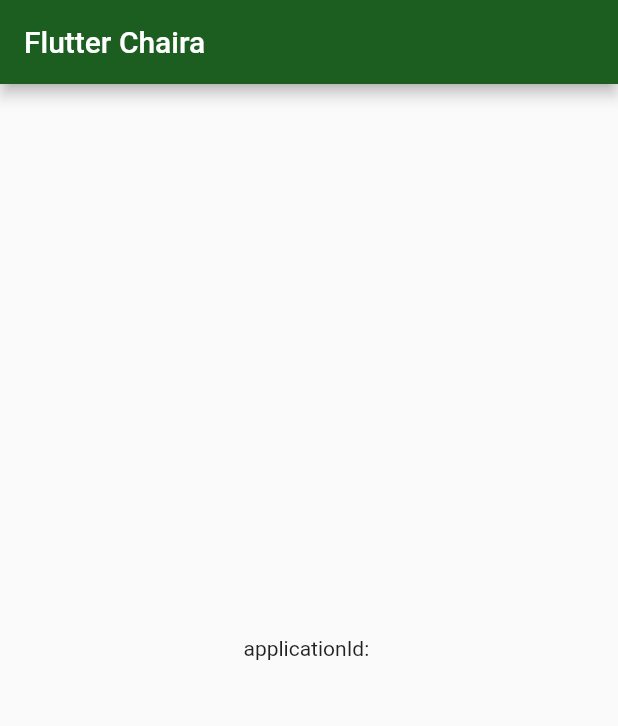
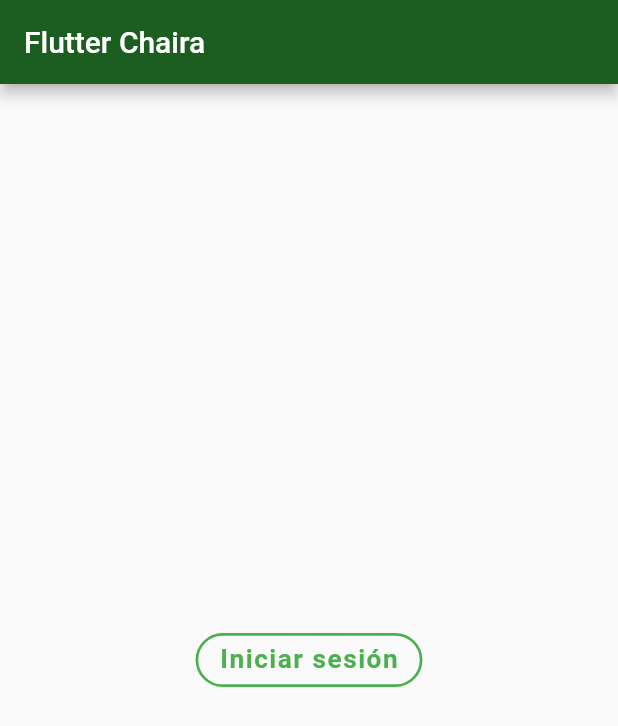
Before and after one commit to cdiaz/flutter_chaira, a Flutter app: the screen it shows after launch, on a phone screen of 412 x 824 dp. Shown: the top 726 px of the screen. Run offline on Flutter 3.47's test engine with Material 2 defaults, Android fonts, the phone set to English and light mode, and no system bars.

Commit message:
feat(auth) launch web login screen

```diff
--- a/example/lib/main.dart
+++ b/example/lib/main.dart
@@ -1,8 +1,12 @@
 import 'package:flutter/material.dart';
-import 'dart:async';
 
-import 'package:flutter/services.dart';
 import 'package:flutter_chaira/flutter_chaira.dart';
+
+final String clientId = '<your ClientId>';
+final String clientSecret = '<your ClientSecret>';
+
+final Chaira _chaira =
+    new Chaira(clientId: clientId, clientSecret: clientSecret);
 
 void main() => runApp(MyApp());
 
@@ -12,26 +16,15 @@ class MyApp extends StatefulWidget {
 }
 
 class _MyAppState extends State<MyApp> {
-  String _bundleIdentifier = '';
-
   @override
   void initState() {
     super.initState();
-    initPlatformState();
   }
 
-  Future<void> initPlatformState() async {
-    String bundleIdentifier;
-    try {
-      bundleIdentifier = await FlutterChaira.bundleIdentifier;
-    } on PlatformException {
-      bundleIdentifier = 'Failed to get applicationId.';
-    }
-    if (!mounted) return;
-
-    setState(() {
-      _bundleIdentifier = bundleIdentifier;
-    });
+  void login() async {
+    _chaira.authorize().then((code) {
+      print(code);
+    }).catchError((err) => print('Error: $err'));
   }
 
   @override
@@ -43,9 +36,28 @@ class _MyAppState extends State<MyApp> {
           backgroundColor: Colors.green[900],
         ),
         body: Center(
-          child: Text('applicationId: $_bundleIdentifier\n'),
+          child: displayLoginButton(),
         ),
       ),
     );
   }
+
+  displayLoginButton() {
+    return OutlineButton(
+        shape: StadiumBorder(),
+        highlightedBorderColor: Colors.green,
+        textColor: Colors.green,
+        child: Text(
+          'Iniciar sesión',
+          style: new TextStyle(
+            fontSize: 17.5,
+            color: Colors.green,
+            fontWeight: FontWeight.w700,
+            letterSpacing: 1,
+          ),
+        ),
+        borderSide: BorderSide(
+            color: Colors.green, style: BorderStyle.solid, width: 1.8),
+        onPressed: login);
+  }
 }
--- a/lib/flutter_chaira.dart
+++ b/lib/flutter_chaira.dart
@@ -1,13 +1,27 @@
 import 'dart:async';
+import 'dart:io';
 
 import 'package:flutter/services.dart';
 
-class FlutterChaira {
+class Chaira {
+  final String clientId;
+  final String clientSecret;
+  final String platformName = Platform.isAndroid ? 'android' : 'ios';
   static const MethodChannel _channel = const MethodChannel('flutter_chaira');
 
-  static Future<String> get bundleIdentifier async {
-    final String bundleIdentifier =
-        await _channel.invokeMethod('bundleIdentifier');
-    return bundleIdentifier;
+  Chaira({this.clientId, this.clientSecret});
+
+  Future<dynamic> authorize() async {
+    dynamic bundleIdentifier = await _channel.invokeMethod('bundleIdentifier');
+    try {
+      String redirectUri = '$bundleIdentifier://chaira/$platformName/callback';
+      String authorizeUrl =
+          'https://chaira.udla.edu.co/ChairaApi/oauth2/auth?response_type=code&client_id=${this.clientId}&redirect_uri=$redirectUri&state=123456';
+      String code = await _channel
+          .invokeMethod('showUrl', {'url': Uri.encodeFull(authorizeUrl)});
+      return code;
+    } on PlatformException catch (e) {
+      throw (e.message);
+    }
   }
 }
```
Also changed, not shown: 2 other files.
